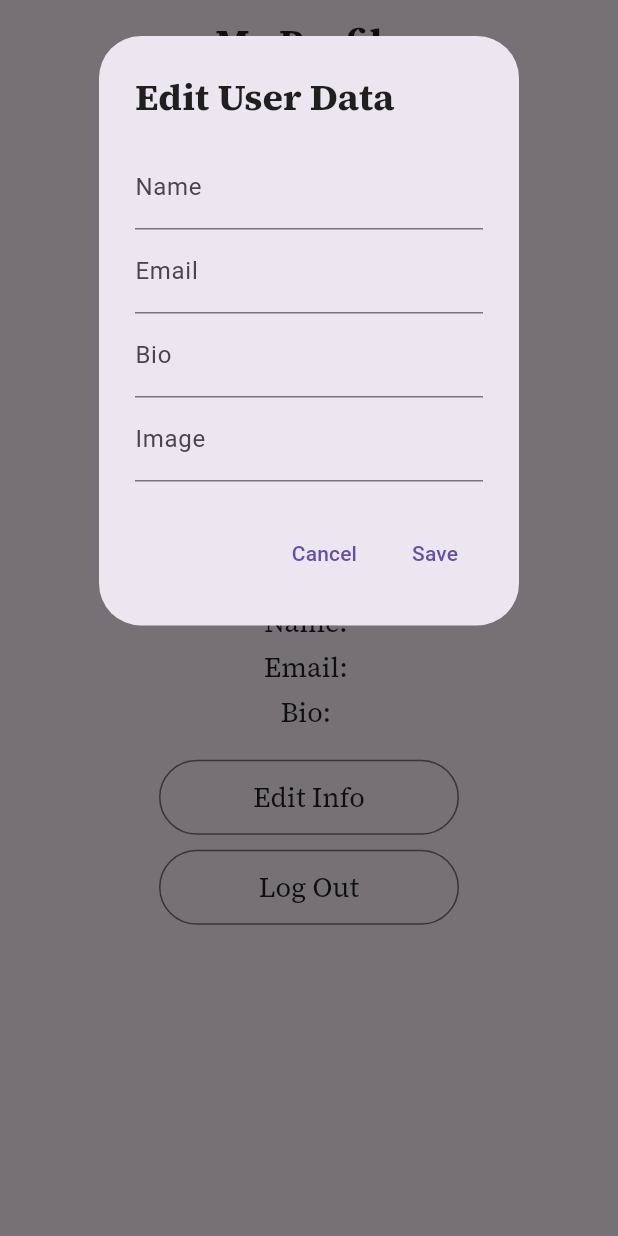
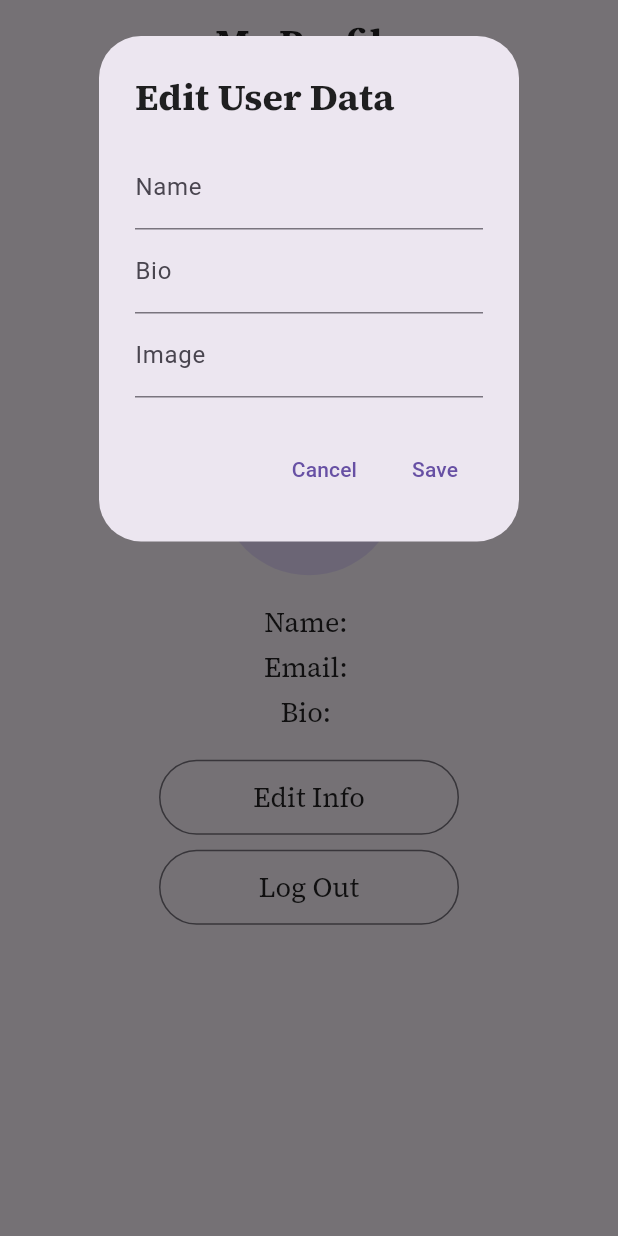
Before and after one commit to noura-zubaidi/graduation-project, a Flutter app: the ProfileScreen screen opened directly, after a tap on "Edit Info", on a phone screen of 412 x 824 dp. Run offline on Flutter 3.47's test engine with Material 3 defaults, Android fonts, the light colour scheme and no system bars; our stand-ins replace cloud_firestore, firebase_auth, firebase_core, google_fonts, readmore and 2 more; missing offline and left inert: dart:ffi; accounts and stored records are empty.

Commit message:
last last update<3

```diff
--- a/lib/models/user_model.dart
+++ b/lib/models/user_model.dart
@@ -1,4 +1,4 @@
-class User {
+class UserModel {
   String? uid;
   String? name;
   String? email;
@@ -6,7 +6,7 @@ class User {
   String? image;
   int? readingChallenge;
 
-  User({
+  UserModel({
     this.uid,
     this.name,
     this.password,
@@ -26,8 +26,8 @@ class User {
     };
   }
 
-  factory User.fromMap(Map<String, dynamic> map) {
-    return User(
+  factory UserModel.fromMap(Map<String, dynamic> map) {
+    return UserModel(
       uid: map['uid'],
       name: map['name'],
       email: map['email'],
--- a/lib/presentation/screens/profile_screen.dart
+++ b/lib/presentation/screens/profile_screen.dart
@@ -50,10 +50,6 @@ class _ProfileScreenState extends State<ProfileScreen> {
                 decoration: InputDecoration(labelText: 'Name'),
               ),
               TextField(
-                controller: _emailController,
-                decoration: InputDecoration(labelText: 'Email'),
-              ),
-              TextField(
                 controller: _bioController,
                 decoration: InputDecoration(labelText: 'Bio'),
               ),
@@ -73,12 +69,11 @@ class _ProfileScreenState extends State<ProfileScreen> {
             TextButton(
               onPressed: () async {
                 final name = _nameController.text;
-                final email = _emailController.text;
+
                 final bio = _bioController.text;
                 final image = _imageController.text;
                 final result = await _authService.editUserData(
                   name: name,
-                  email: email,
                   bio: bio,
                   image: image,
                 );
--- a/lib/services/authentication.dart
+++ b/lib/services/authentication.dart
@@ -133,7 +133,6 @@ class AuthService {
 
   Future<String?> editUserData({
     required String name,
-    required String email,
     String? bio,
     String? image,
   }) async {
@@ -142,7 +141,6 @@ class AuthService {
       try {
         await _firebaseFirestore.collection('users').doc(user.uid).update({
           'name': name,
-          'email': email,
           'bio': bio,
           'image': image,
         });
```
